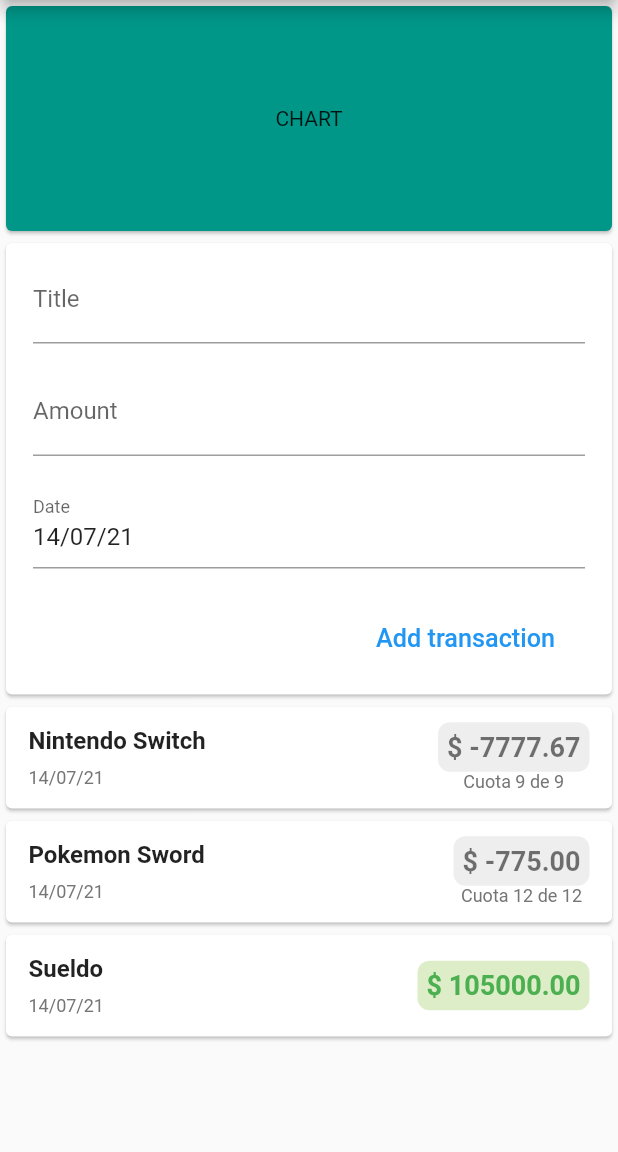
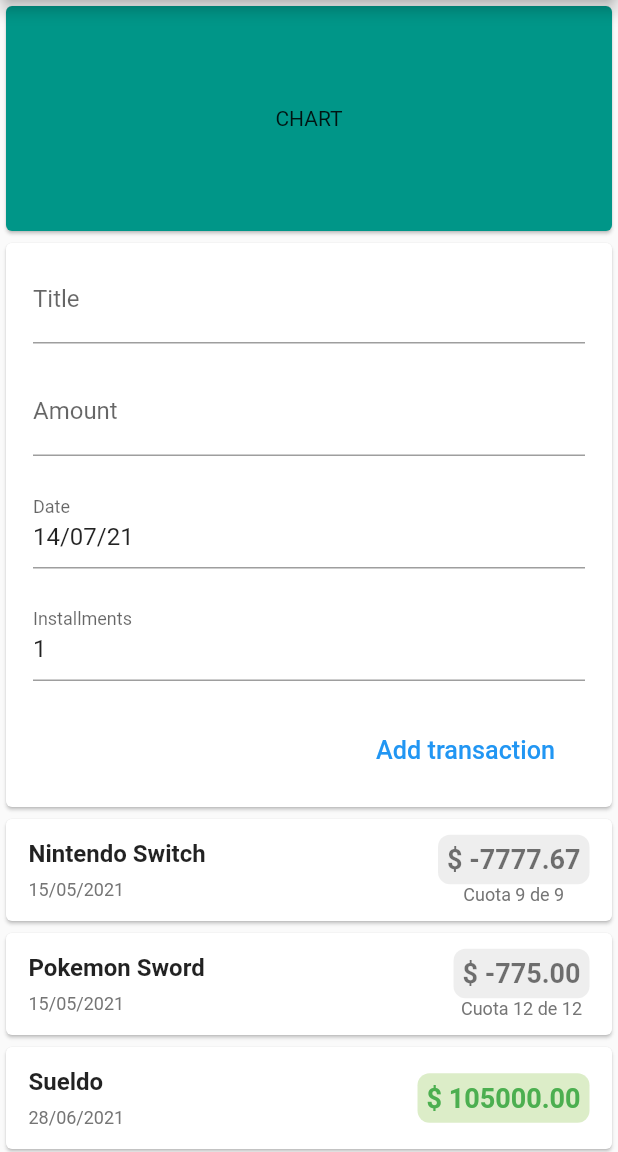
Before and after one commit to sanefc23/flutter_expense_tracker, a Flutter app: the screen it shows after launch, after a tap on "Add transaction", on a phone screen of 412 x 824 dp, the part 84-1236 px from its top. Run offline on Flutter 3.47's test engine with Material 2 defaults, Android fonts, the phone set to English and light mode, and no system bars.

Commit message:
addNewTransaction implemented

```diff
--- a/lib/home_page.dart
+++ b/lib/home_page.dart
@@ -1,14 +1,9 @@
 import 'package:flutter/material.dart';
 import './widgets/user_transactions.dart';
 
-class MyHomePage extends StatefulWidget {
+class MyHomePage extends StatelessWidget {
   const MyHomePage({Key? key}) : super(key: key);
 
-  @override
-  _MyHomePageState createState() => _MyHomePageState();
-}
-
-class _MyHomePageState extends State<MyHomePage> {
   @override
   Widget build(BuildContext context) {
     return Scaffold(
@@ -16,7 +11,8 @@ class _MyHomePageState extends State<MyHomePage> {
       appBar: AppBar(
         title: Text('Expense Tracker'),
       ),
-      body: Column(
+      body: SingleChildScrollView(
+        child: Column(
           crossAxisAlignment: CrossAxisAlignment.stretch,
           children: [
             Card(
@@ -31,6 +27,7 @@ class _MyHomePageState extends State<MyHomePage> {
             UserTransactions(),
           ],
         ),
+      ),
     );
   }
 }
--- a/lib/models/transaction.dart
+++ b/lib/models/transaction.dart
@@ -1,8 +1,8 @@
 class Transaction {
-  final String id;
+  final int id;
   final String title;
   final double amount;
-  final DateTime date;
+  final String date;
   final int installments;
 
   Transaction(
--- a/lib/widgets/new_transaction.dart
+++ b/lib/widgets/new_transaction.dart
@@ -1,11 +1,14 @@
 import 'package:flutter/material.dart';
+import 'package:flutter/services.dart';
 import './trans_date_picker.dart';
 
 class NewTransaction extends StatelessWidget {
-  NewTransaction({Key? key}) : super(key: key);
-
+  final Function addTx;
   final titleController = TextEditingController();
   final amountController = TextEditingController();
+  final installmentsController = TextEditingController(text: "1");
+
+  NewTransaction(this.addTx);
 
   @override
   Widget build(BuildContext context) {
@@ -36,6 +39,16 @@ class NewTransaction extends StatelessWidget {
               padding: const EdgeInsets.all(8.0),
               child: TransDatePicker(),
             ),
+            Padding(
+              padding: const EdgeInsets.all(8.0),
+              child: TextField(
+                controller: installmentsController,
+                keyboardType: TextInputType.number,
+                decoration: InputDecoration(
+                  labelText: "Installments",
+                ),
+              ),
+            ),
             Container(
               width: double.infinity,
               child: Column(
@@ -44,10 +57,12 @@ class NewTransaction extends StatelessWidget {
                   Padding(
                     padding: const EdgeInsets.all(12.0),
                     child: TextButton(
-                      onPressed: () {
-                        print(titleController.text);
-                        print(amountController.text);
-                      },
+                      onPressed: () => addTx(
+                          titleController.text,
+                          double.parse(amountController.text),
+                          // TODO: implement datepicker.
+                          '13/07/2021',
+                          int.parse(installmentsController.text)),
                       child: Padding(
                         padding: const EdgeInsets.all(8.0),
                         child: Text(
--- a/lib/widgets/trans_date_picker.dart
+++ b/lib/widgets/trans_date_picker.dart
@@ -2,8 +2,6 @@ import 'package:flutter/material.dart';
 import 'package:intl/intl.dart';
 
 class TransDatePicker extends StatefulWidget {
-  const TransDatePicker({Key? key}) : super(key: key);
-
   @override
   _TransDatePickerState createState() => _TransDatePickerState();
 }
@@ -24,6 +22,7 @@ class _TransDatePickerState extends State<TransDatePicker> {
   Widget build(BuildContext context) {
     return TextField(
       controller: dateController,
+      keyboardType: TextInputType.datetime,
       onTap: () => showDatePicker(
         context: context,
         initialDate: DateTime.now(),
--- a/lib/widgets/transaction_list.dart
+++ b/lib/widgets/transaction_list.dart
@@ -1,5 +1,4 @@
 import 'package:flutter/material.dart';
-import 'package:intl/intl.dart';
 import '../models/transaction.dart';
 
 class TransactionList extends StatelessWidget {
@@ -36,7 +35,7 @@ class TransactionList extends StatelessWidget {
                             height: 8,
                           ),
                           Text(
-                            DateFormat('dd/MM/yy').format(tx.date),
+                            tx.date,
                             style: TextStyle(
                               fontSize: 12,
                               color: Colors.grey[600],
@@ -53,6 +52,7 @@ class TransactionList extends StatelessWidget {
                                   decoration: BoxDecoration(
                                       borderRadius: BorderRadius.circular(8.0),
                                       color: Colors.grey[200]),
+                                  // TODO: implement monthly payments.
                                   child: Text(
                                     '\$ ' +
                                         (tx.amount / tx.installments)
@@ -65,6 +65,7 @@ class TransactionList extends StatelessWidget {
                                   ),
                                 ),
                                 Text(
+                                  // TODO: implement installment counter.
                                   'Cuota ${tx.installments} de ${tx.installments}',
                                   style: TextStyle(
                                     fontSize: 12,
--- a/lib/widgets/user_transactions.dart
+++ b/lib/widgets/user_transactions.dart
@@ -13,33 +13,48 @@ class UserTransactions extends StatefulWidget {
 class _UserTransactionsState extends State<UserTransactions> {
   final List<Transaction> _userTransactions = [
     Transaction(
-      id: '1',
+      id: 1,
       title: 'Nintendo Switch',
       amount: -69999.00,
-      date: DateTime.now(),
+      date: '15/05/2021',
       installments: 9,
     ),
     Transaction(
-      id: '2',
+      id: 2,
       title: 'Pokemon Sword',
       amount: -9300,
-      date: DateTime.now(),
+      date: '15/05/2021',
       installments: 12,
     ),
     Transaction(
-      id: '3',
+      id: 3,
       title: 'Sueldo',
       amount: 105000,
-      date: DateTime.now(),
+      date: '28/06/2021',
       installments: 0,
     ),
   ];
+
+  void _addNewTransaction(
+      String txTitle, double txAmount, String txDate, int txInstallments) {
+    final newTx = Transaction(
+        // TODO: implement id handling.
+        id: 1,
+        title: txTitle,
+        amount: txAmount,
+        date: txDate,
+        installments: txInstallments);
+
+    setState(() {
+      _userTransactions.add(newTx);
+    });
+  }
 
   @override
   Widget build(BuildContext context) {
     return Column(
       children: [
-        NewTransaction(),
+        NewTransaction(_addNewTransaction),
         TransactionList(_userTransactions),
       ],
     );
```
Lines whose indentation alone changed are shown as unchanged.
